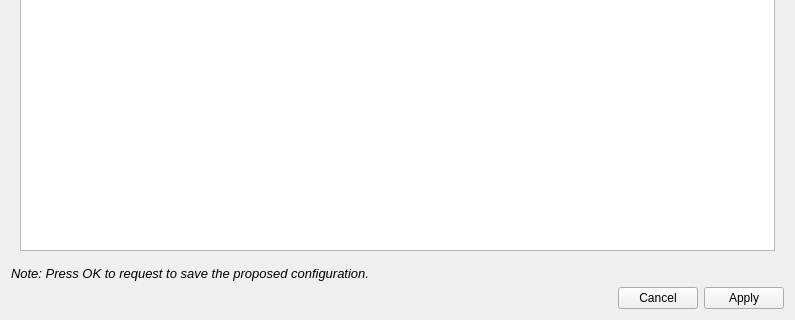
Before: the Qt Designer form src/extensions/dialogs/ui/device_configuration_preview.ui in European-XFEL/guiextensions, drawn with Qt 5; both pictures show x 0 to 795 and y 340 to 660 of the 795 by 660 pixel window.
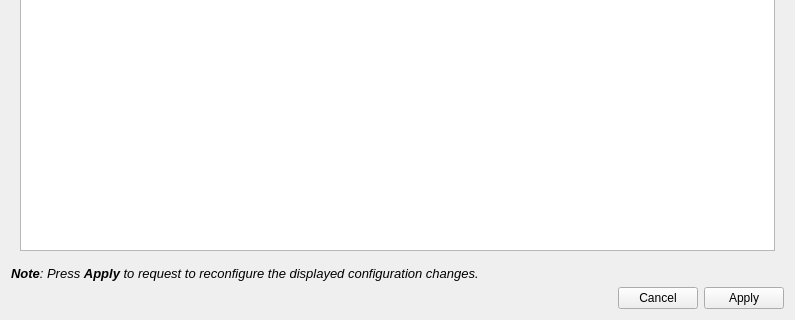
After: the same form once the commit is applied.

Commit message: Align a bit the reconfigure dialog and move config_changes to utils

The edit to the form file:
```diff
--- a/src/extensions/dialogs/ui/device_configuration_preview.ui
+++ b/src/extensions/dialogs/ui/device_configuration_preview.ui
@@ -220,7 +220,7 @@
       </font>
      </property>
      <property name="text">
-      <string>Note: Press OK to request to save the proposed configuration.</string>
+      <string>&lt;html&gt;&lt;head/&gt;&lt;body&gt;&lt;p&gt;&lt;span style=&quot; font-weight:600;&quot;&gt;Note&lt;/span&gt;: Press &lt;span style=&quot; font-weight:600;&quot;&gt;Apply &lt;/span&gt;to request to reconfigure the displayed configuration changes.&lt;/p&gt;&lt;/body&gt;&lt;/html&gt;</string>
      </property>
     </widget>
    </item>
```
The commit also changes 3 other files.
